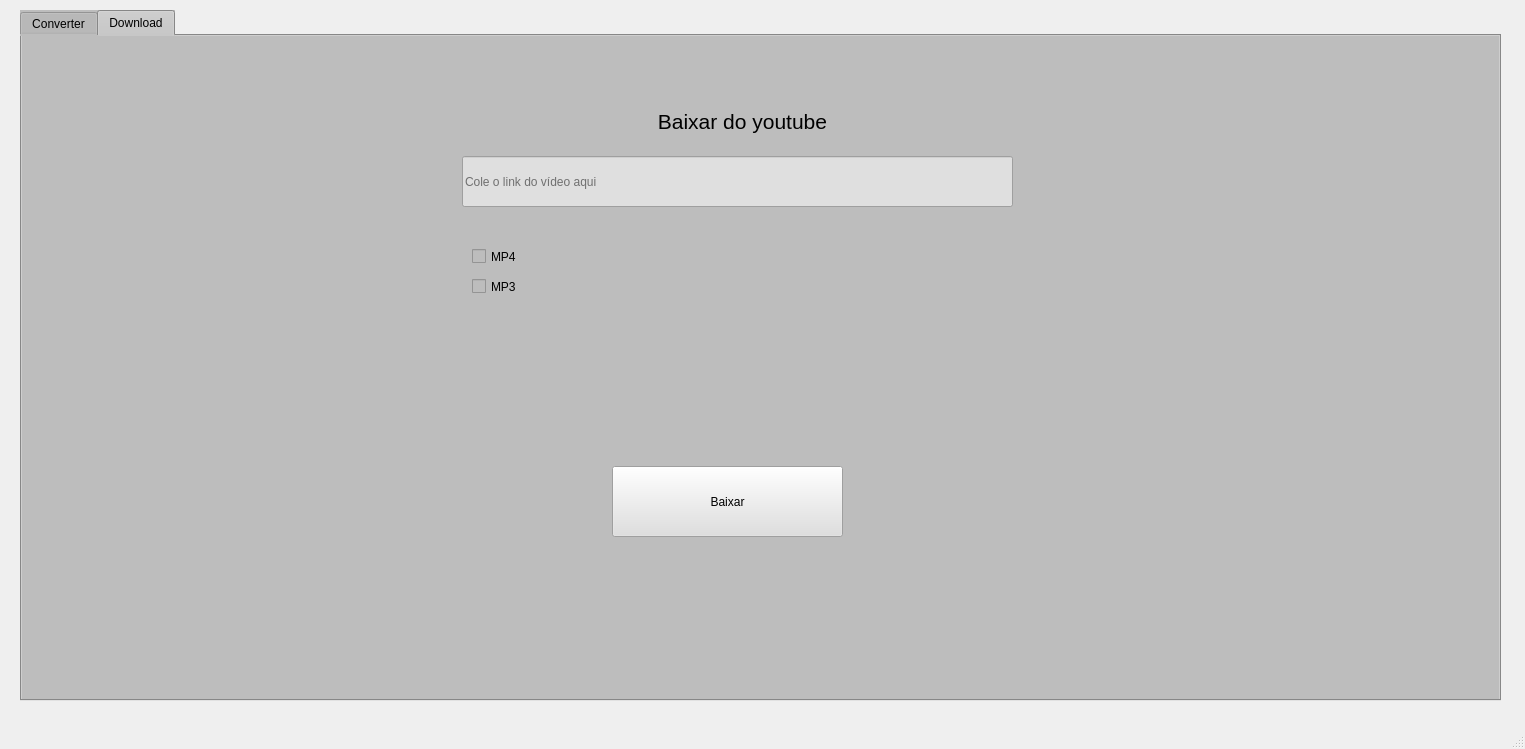
This is gui/NovoLayout.ui in mferrreira/Converter as Qt 5 draws it before an edit. The edited form follows.
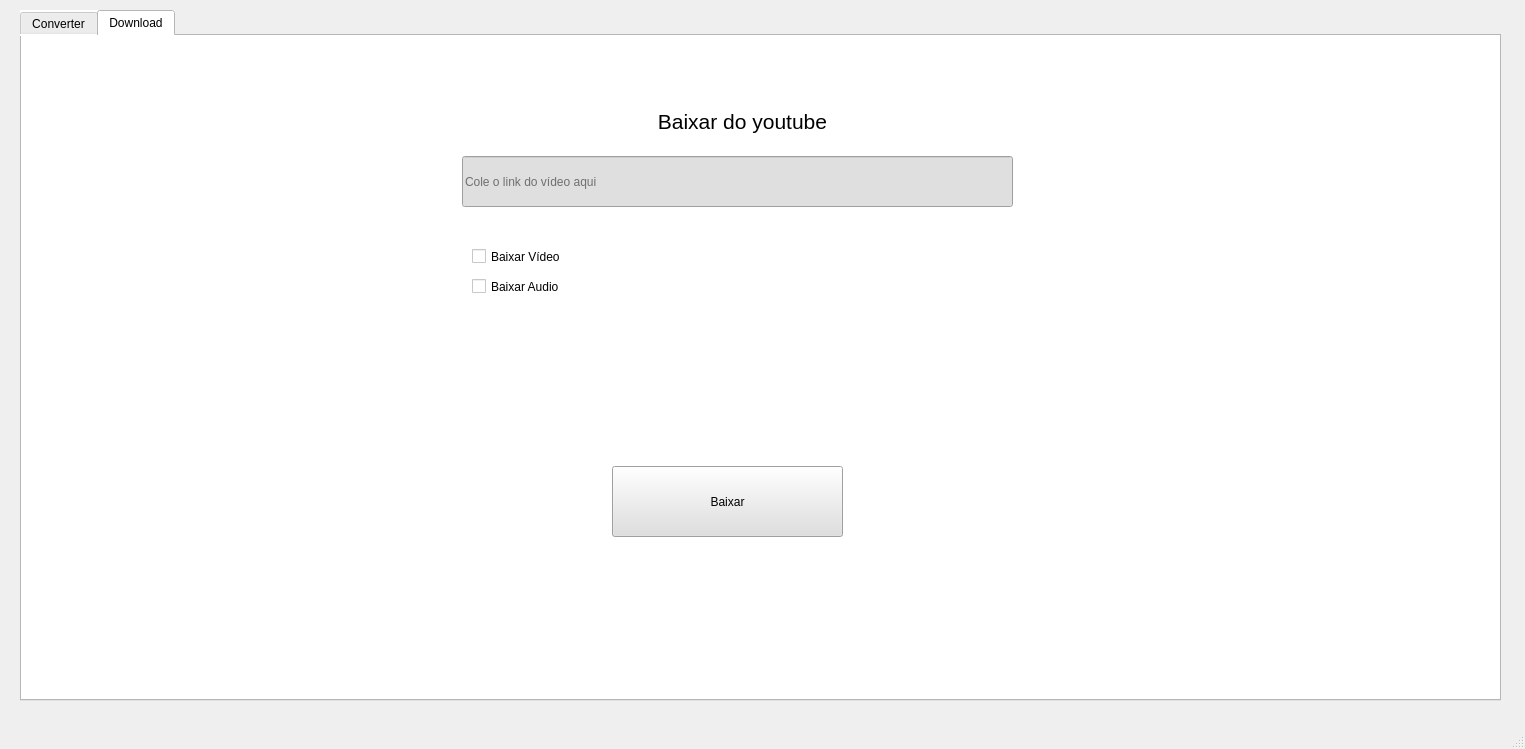
This is the edited form. The open tabs and pages were chosen to show the change.

```diff
--- a/gui/NovoLayout.ui
+++ b/gui/NovoLayout.ui
@@ -11,7 +11,10 @@
    </rect>
   </property>
   <property name="windowTitle">
-   <string>MainWindow</string>
+   <string>Convertt</string>
+  </property>
+  <property name="styleSheet">
+   <string notr="true"/>
   </property>
   <widget class="QWidget" name="centralwidget">
    <widget class="QTabWidget" name="MainTab">
@@ -24,10 +27,8 @@
      </rect>
     </property>
     <property name="styleSheet">
-     <string notr="true">background-color: rgb(189, 189, 189);
-color: #000;
-
-</string>
+     <string notr="true">background-color: #fff;
+color: #000;</string>
     </property>
     <property name="currentIndex">
      <number>0</number>
@@ -1235,12 +1236,12 @@
        <rect>
         <x>450</x>
         <y>210</y>
-        <width>83</width>
+        <width>121</width>
         <height>21</height>
        </rect>
       </property>
       <property name="text">
-       <string>MP4</string>
+       <string>Baixar Vídeo</string>
       </property>
      </widget>
      <widget class="QCheckBox" name="downloadMP3">
@@ -1248,12 +1249,12 @@
        <rect>
         <x>450</x>
         <y>240</y>
-        <width>83</width>
+        <width>121</width>
         <height>21</height>
        </rect>
       </property>
       <property name="text">
-       <string>MP3</string>
+       <string>Baixar Audio</string>
       </property>
      </widget>
      <widget class="QPushButton" name="downloadVideoFromYoutube">
```
Left out of the diff: 11 changed lines with no effect on the pictures.
